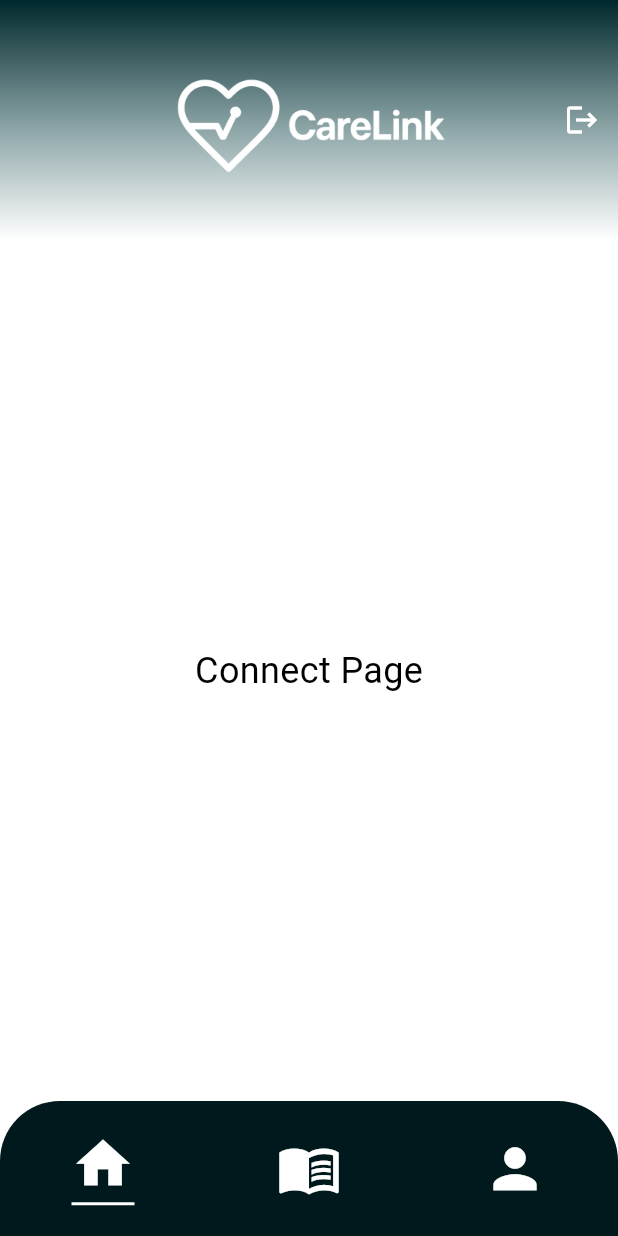
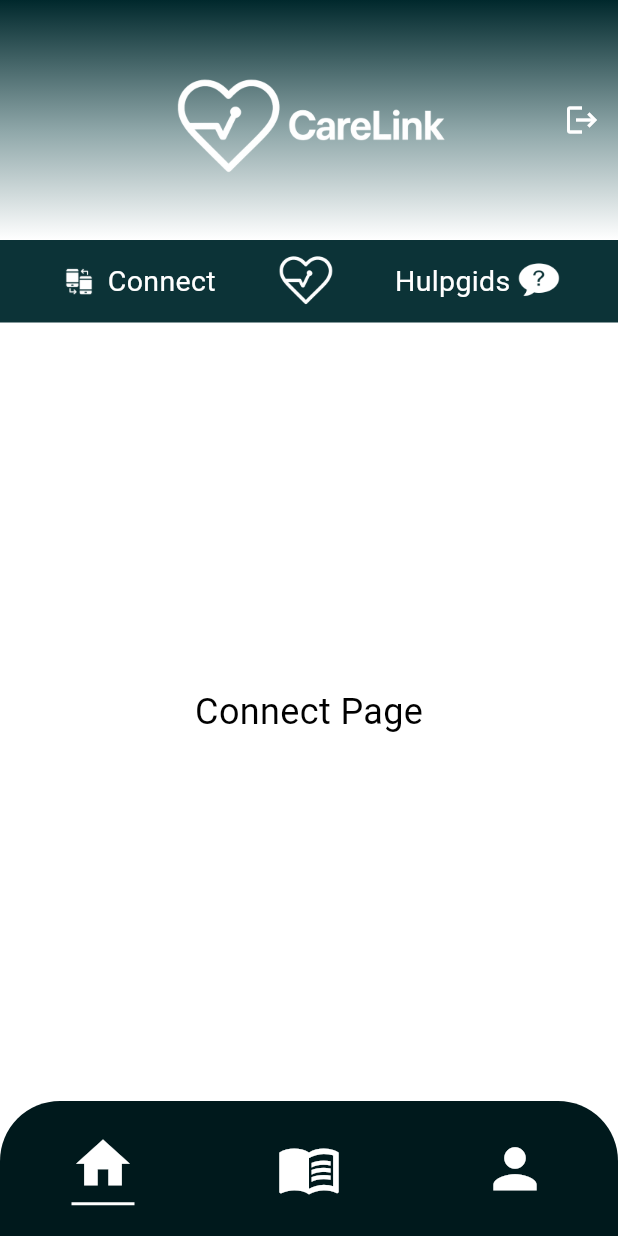
Before and after one commit to jaszy-md/Caregiver_app, a Flutter app: the MainLayout screen opened by its route, after a tap on "Zorgbehoevende", after a tap on "Connect", on a phone screen of 412 x 824 dp. Run offline on Flutter 3.47's test engine with Material 3 defaults, Android fonts, the phone set to English and light mode, and no system bars; our stand-ins replace animated_text_kit, go_router.

Commit message:
subheaders - Homepage only + subviews

```diff
--- a/lib/navigation/app_navigation.dart
+++ b/lib/navigation/app_navigation.dart
@@ -60,9 +60,9 @@ class AppNavigation {
           if (caregiverRoutes.any((r) => uri.startsWith(r))) {
             _lastSection = 'caregiver';
             footer = const CaregiverFooter();
-
-            // Subheader alléén tonen op caregiverhome
-            if (uri.startsWith('/caregiverhome')) {
+            if (uri.startsWith('/caregiverhome') ||
+                uri.startsWith('/caregiver_id') ||
+                uri.startsWith('/help_guide')) {
               subHeader = const CaregiverSubHeader();
             }
           }
@@ -70,25 +70,26 @@ class AppNavigation {
           else if (patientRoutes.any((r) => uri.startsWith(r))) {
             _lastSection = 'patient';
             footer = const PatientFooter();
-
-            // Subheader alléén tonen op patienthome
-            if (uri.startsWith('/patienthome')) {
+            if (uri.startsWith('/patienthome') ||
+                uri.startsWith('/connect') ||
+                uri.startsWith('/help_guide')) {
               subHeader = const PatientSubHeader();
             }
           }
-          // Shared (hulpgids)
+          // Shared (hulpgids via deeplink)
           else if (uri.startsWith('/help_guide')) {
             if (_lastSection == 'caregiver') {
               footer = const CaregiverFooter();
+              subHeader = const CaregiverSubHeader();
             } else if (_lastSection == 'patient') {
               footer = const PatientFooter();
+              subHeader = const PatientSubHeader();
             }
           }
 
           return MainLayout(footer: footer, subHeader: subHeader, child: child);
         },
         routes: [
-          // Prehome met header=false
           GoRoute(
             path: '/prehome',
             pageBuilder:
@@ -100,51 +101,43 @@ class AppNavigation {
           // Caregiver
           GoRoute(
             path: '/caregiverhome',
-            pageBuilder:
-                (context, state) => _instantPage(const CaregiverHomePage()),
+            pageBuilder: (c, s) => _instantPage(const CaregiverHomePage()),
           ),
           GoRoute(
             path: '/stats',
-            pageBuilder:
-                (context, state) => _instantPage(const CaregiverStatsPage()),
+            pageBuilder: (c, s) => _instantPage(const CaregiverStatsPage()),
           ),
           GoRoute(
             path: '/caregiverprofile',
-            pageBuilder:
-                (context, state) => _instantPage(const CaregiverProlfilePage()),
+            pageBuilder: (c, s) => _instantPage(const CaregiverProlfilePage()),
           ),
           GoRoute(
             path: '/caregiver_id',
-            pageBuilder:
-                (context, state) => _instantPage(const CaregiverIdPage()),
+            pageBuilder: (c, s) => _instantPage(const CaregiverIdPage()),
           ),
 
           // Patient
           GoRoute(
             path: '/patienthome',
-            pageBuilder:
-                (context, state) => _instantPage(const PatientHomePage()),
+            pageBuilder: (c, s) => _instantPage(const PatientHomePage()),
           ),
           GoRoute(
             path: '/healthcheck',
-            pageBuilder:
-                (context, state) => _instantPage(const HealthCheckPage()),
+            pageBuilder: (c, s) => _instantPage(const HealthCheckPage()),
           ),
           GoRoute(
             path: '/patientprofile',
-            pageBuilder:
-                (context, state) => _instantPage(const PatientProfilePage()),
+            pageBuilder: (c, s) => _instantPage(const PatientProfilePage()),
           ),
           GoRoute(
             path: '/connect',
-            pageBuilder: (context, state) => _instantPage(const ConnectPage()),
+            pageBuilder: (c, s) => _instantPage(const ConnectPage()),
           ),
 
           // Shared view
           GoRoute(
             path: '/help_guide',
-            pageBuilder:
-                (context, state) => _instantPage(const HelpGuidePage()),
+            pageBuilder: (c, s) => _instantPage(const HelpGuidePage()),
           ),
         ],
       ),
```
